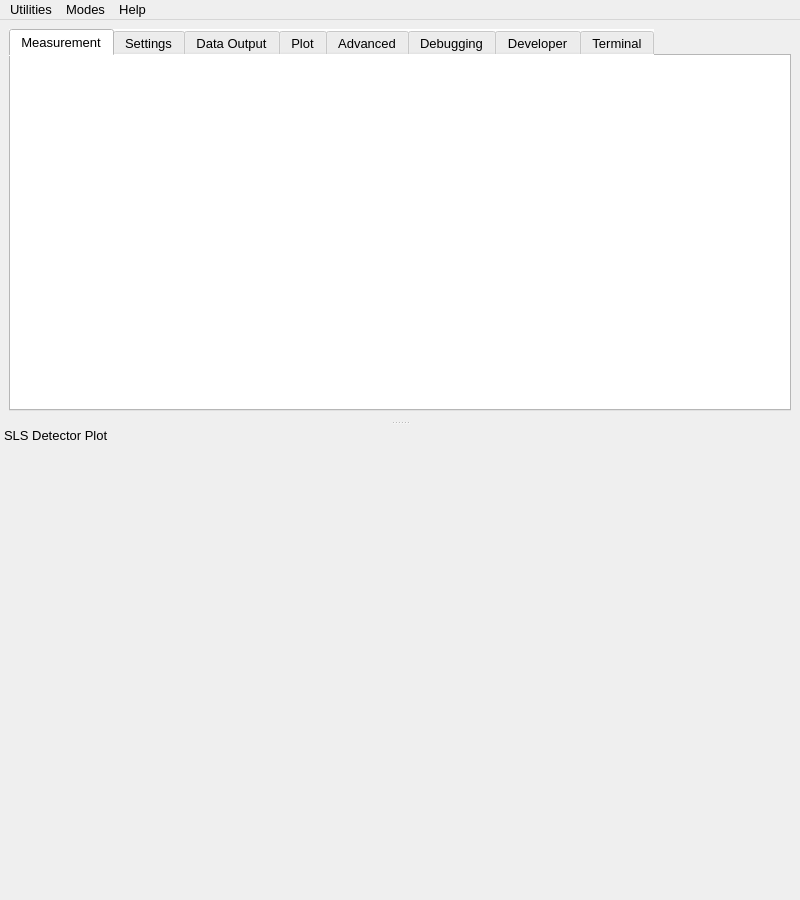
The window that slsDetectorGui/forms/form_detectormain.ui (slsdetectorgroup/slsDetectorPackage) describes before a commit, drawn with Qt 5.
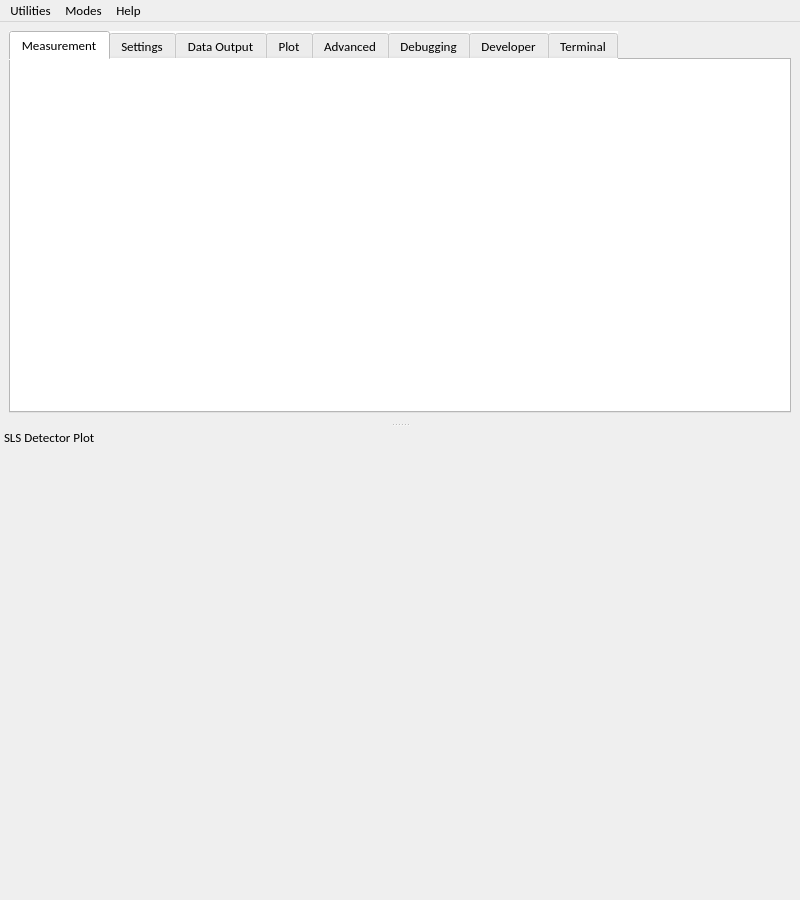
The same window after the commit. Icons and pictures are not drawn.

Patch:
```diff
--- a/slsDetectorGui/forms/form_detectormain.ui
+++ b/slsDetectorGui/forms/form_detectormain.ui
@@ -139,6 +139,7 @@
   </property>
   <property name="font">
    <font>
+    <family>Carlito</family>
     <pointsize>10</pointsize>
    </font>
   </property>
@@ -360,6 +361,7 @@
       </property>
       <property name="font">
        <font>
+        <family>Carlito</family>
         <pointsize>10</pointsize>
        </font>
       </property>
@@ -375,6 +377,7 @@
       <widget class="QWidget" name="tMeasurement">
        <property name="font">
         <font>
+         <family>Carlito</family>
          <pointsize>10</pointsize>
         </font>
        </property>
@@ -401,6 +404,7 @@
          <widget class="QScrollArea" name="scrollMeasurement">
           <property name="font">
            <font>
+            <family>Carlito</family>
             <pointsize>10</pointsize>
            </font>
           </property>
@@ -418,12 +422,13 @@
             <rect>
              <x>0</x>
              <y>0</y>
-             <width>780</width>
-             <height>345</height>
+             <width>778</width>
+             <height>354</height>
             </rect>
            </property>
            <property name="font">
             <font>
+             <family>Carlito</family>
              <pointsize>10</pointsize>
             </font>
            </property>
@@ -778,7 +783,7 @@
    </property>
    <property name="font">
     <font>
-     <family>Cantarell</family>
+     <family>Carlito</family>
      <pointsize>10</pointsize>
      <weight>50</weight>
      <bold>false</bold>
@@ -864,7 +869,7 @@
     </property>
     <property name="font">
      <font>
-      <family>Cantarell</family>
+      <family>Carlito</family>
       <pointsize>10</pointsize>
       <weight>50</weight>
       <bold>false</bold>
@@ -878,7 +883,7 @@
      <x>0</x>
      <y>0</y>
      <width>800</width>
-     <height>26</height>
+     <height>19</height>
     </rect>
    </property>
    <property name="minimumSize">
```
Left out of the diff: 57 changed lines with no effect on the pictures.
